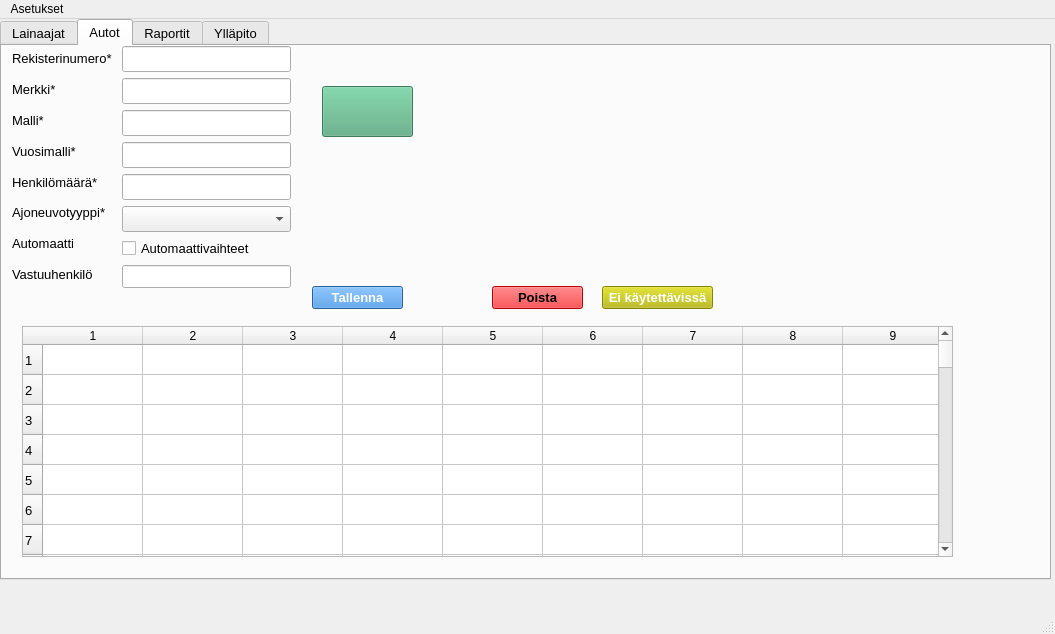
Qt form administrative.ui (katalav/Autolainaus_hallinta) before a commit.
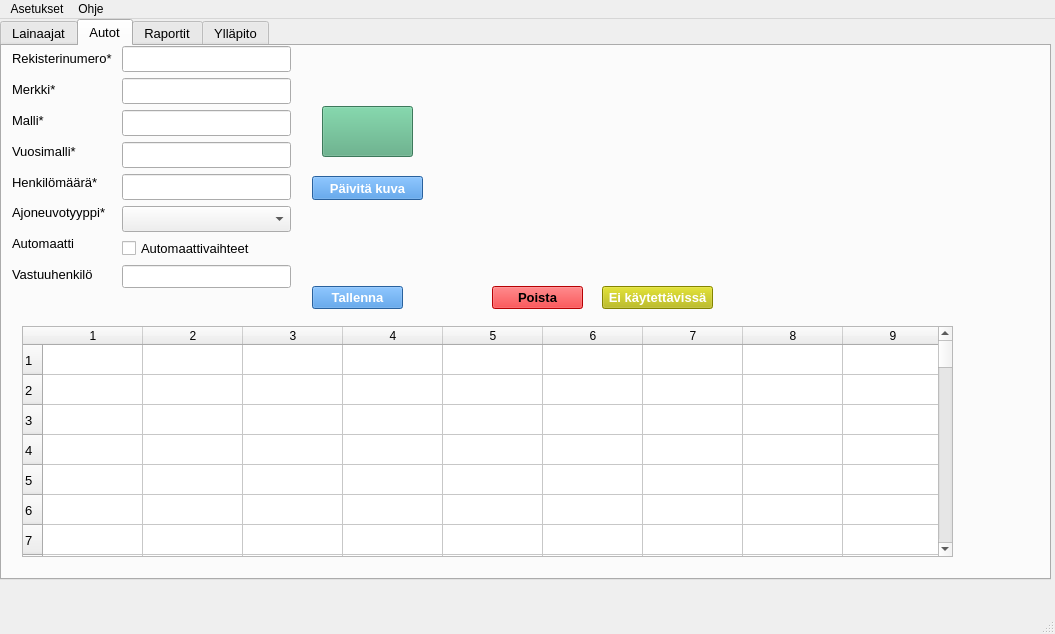
The same form after that commit. The open tabs and pages were chosen to show the change. Icons and pictures are not drawn.

Commit message: Kuvan päivitys toimiiii

```diff
--- a/administrative.ui
+++ b/administrative.ui
@@ -677,7 +677,7 @@
       <property name="geometry">
        <rect>
         <x>320</x>
-        <y>40</y>
+        <y>60</y>
         <width>91</width>
         <height>51</height>
        </rect>
@@ -778,6 +778,29 @@
        <string>Ei käytettävissä</string>
       </property>
      </widget>
+     <widget class="QPushButton" name="updatePicturePushButton">
+      <property name="geometry">
+       <rect>
+        <x>310</x>
+        <y>130</y>
+        <width>111</width>
+        <height>24</height>
+       </rect>
+      </property>
+      <property name="font">
+       <font>
+        <pointsize>10</pointsize>
+        <bold>true</bold>
+       </font>
+      </property>
+      <property name="styleSheet">
+       <string notr="true">background-color: rgb(57, 136, 220);
+color: rgb(255, 255, 255);</string>
+      </property>
+      <property name="text">
+       <string>Päivitä kuva</string>
+      </property>
+     </widget>
     </widget>
     <widget class="QWidget" name="reportsTab">
      <property name="cursor">
@@ -11396,9 +11419,17 @@
      <string>Asetukset</string>
     </property>
     <addaction name="actionMuokkaa"/>
+    <addaction name="action"/>
+   </widget>
+   <widget class="QMenu" name="menuOhje">
+    <property name="title">
+     <string>Ohje</string>
+    </property>
+    <addaction name="actionOhjesivut"/>
     <addaction name="actionTietoja_ohjelmasta"/>
    </widget>
    <addaction name="menuAsetukset"/>
+   <addaction name="menuOhje"/>
   </widget>
   <widget class="QStatusBar" name="statusbar"/>
   <action name="actionMuokkaa">
```
Left out of the diff: 14 changed lines with no effect on the pictures. The commit also changes 2 other files.
